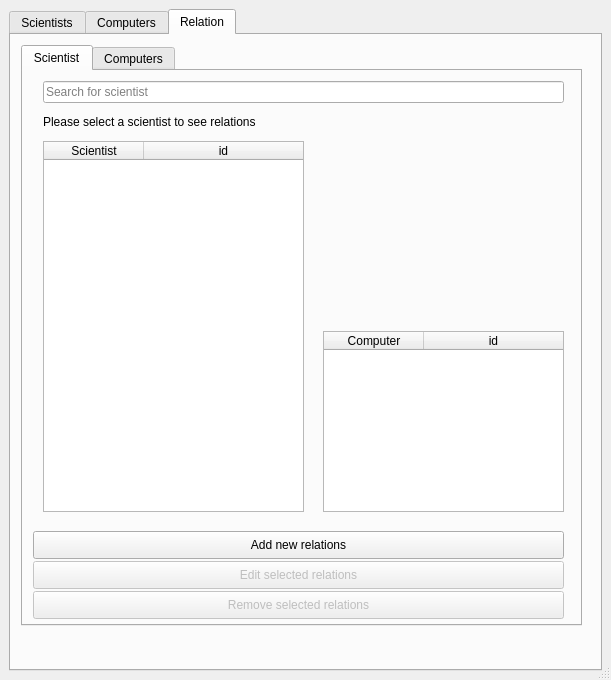
First picture: the form in Verklegt/mainmenu.ui, repository disaerna/T-113-VLN1, before the edit.
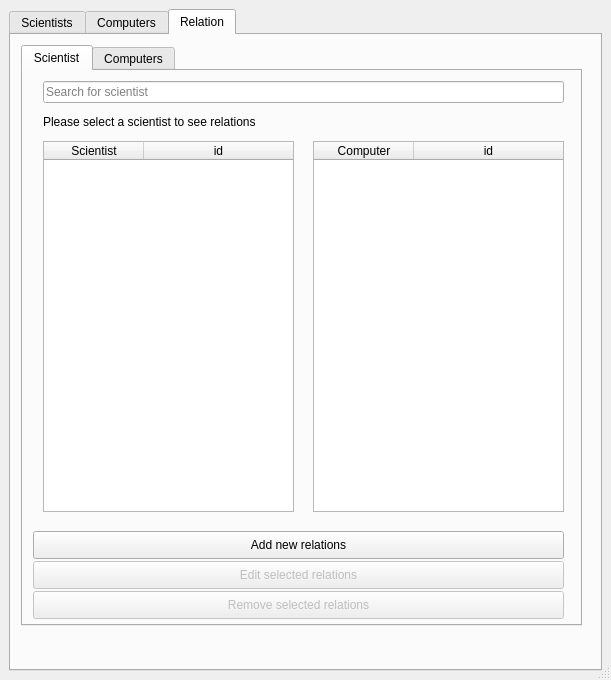
Second picture: the form after the edit. The open tabs and pages were chosen to show the change.

Commit message: relation look fix

The edit to the form file:
```diff
--- a/Verklegt/mainmenu.ui
+++ b/Verklegt/mainmenu.ui
@@ -446,7 +446,7 @@
            <rect>
             <x>20</x>
             <y>70</y>
-            <width>261</width>
+            <width>251</width>
             <height>371</height>
            </rect>
           </property>
@@ -470,29 +470,13 @@
            </property>
           </column>
          </widget>
-         <widget class="QLabel" name="image_Scientist">
-          <property name="geometry">
-           <rect>
-            <x>310</x>
-            <y>50</y>
-            <width>201</width>
-            <height>191</height>
-           </rect>
-          </property>
-          <property name="toolTipDuration">
-           <number>0</number>
-          </property>
-          <property name="text">
-           <string/>
-          </property>
-         </widget>
          <widget class="QTableWidget" name="Input_RelationsScientistComputers">
           <property name="geometry">
            <rect>
-            <x>300</x>
-            <y>260</y>
-            <width>241</width>
-            <height>181</height>
+            <x>290</x>
+            <y>70</y>
+            <width>251</width>
+            <height>371</height>
            </rect>
           </property>
           <property name="toolTipDuration">
```
Left out of the diff: 12 changed lines with no effect on the pictures.
